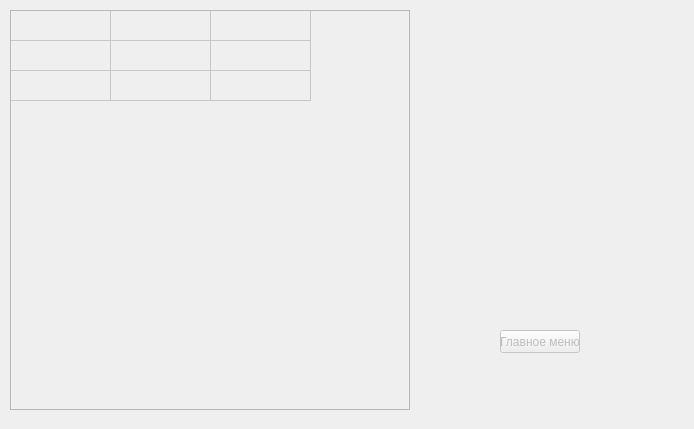
Qt form mainwindow.ui (rgorkovenko/InventoryQt) before a commit.
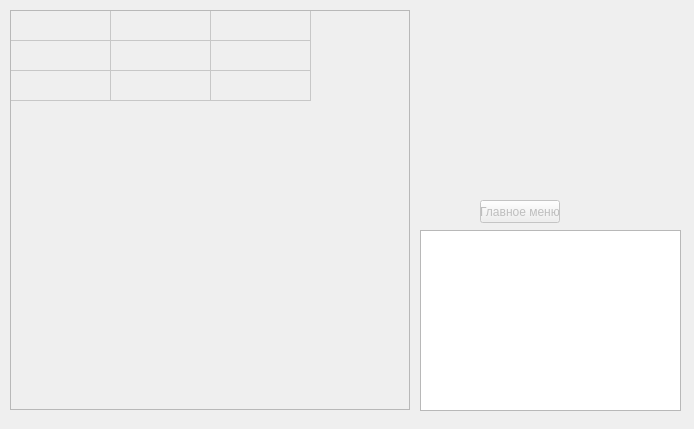
The same form after that commit. Icons and pictures are not drawn. Custom widgets are drawn as their Qt base class.

```diff
--- a/mainwindow.ui
+++ b/mainwindow.ui
@@ -26,8 +26,8 @@
     </property>
     <property name="geometry">
      <rect>
-      <x>500</x>
-      <y>330</y>
+      <x>480</x>
+      <y>200</y>
       <width>80</width>
       <height>23</height>
      </rect>
@@ -134,6 +134,19 @@
      </property>
     </column>
    </widget>
+   <widget class="QTextEdit" name="debugLog">
+    <property name="geometry">
+     <rect>
+      <x>420</x>
+      <y>230</y>
+      <width>261</width>
+      <height>181</height>
+     </rect>
+    </property>
+    <property name="readOnly">
+     <bool>true</bool>
+    </property>
+   </widget>
   </widget>
  </widget>
  <layoutdefault spacing="6" margin="11"/>
```
